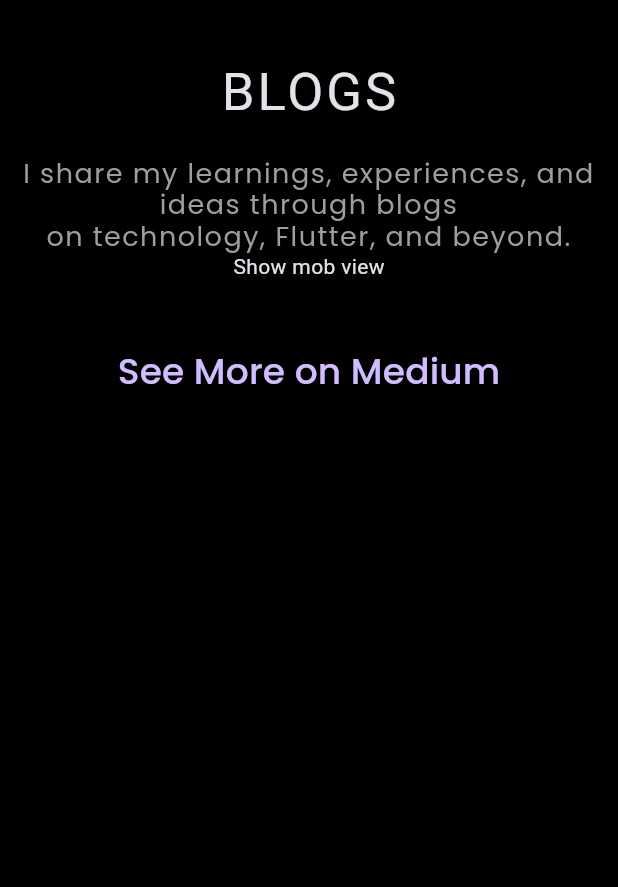
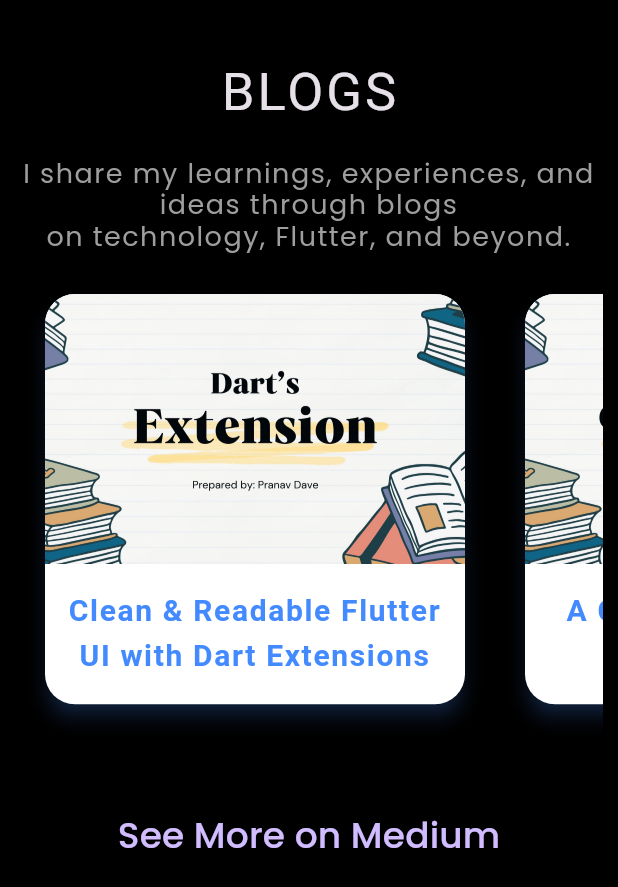
Before and after one commit to Pranav2918/MyPortfolio, a Flutter app: the Blogs widget shown alone on an empty page, opened directly, on a phone screen of 412 x 824 dp. Shown: the top 887 px of the screen. Run offline on Flutter 3.47's test engine with Material 3 defaults, Android fonts, the phone set to English and light mode, and no system bars; our stand-ins replace carousel_slider, flutter_svg, google_fonts.

Commit message:
created blogs view for small screens

```diff
--- a/lib/src/presentation/views/blogs/blogs.dart
+++ b/lib/src/presentation/views/blogs/blogs.dart
@@ -49,7 +49,7 @@
                         ),
                   ResponsiveScreenProvider.isDesktopScreen(context)
                       ? const LargeScreenBlogsView()
-                      : const Text("Show mob view"),
+                      : const SmallScreenBlogsView(),
                   const SizedBox(
                     height: 35.0,
                   ),
@@ -67,7 +67,7 @@
                   ),
                 ],
               ),
-            )
+            ),
           ],
         ),
       );
@@ -79,7 +79,7 @@
   @override
   Widget build(BuildContext context) => Center(
         child: Container(
-        height: Sizer.screenHeight * 0.52,
+          height: Sizer.screenHeight * 0.55,
           width: double.infinity,
           margin: EdgeInsets.symmetric(horizontal: Sizer.screenWidth * 0.09),
           child: ScrollConfiguration(
@@ -93,8 +93,42 @@
               scrollDirection: Axis.horizontal,
               itemCount: blogs.length,
               itemBuilder: (context, index) => Padding(
-              padding:
-              const EdgeInsets.symmetric(horizontal: 16.0, vertical: 24.0),
+                padding: const EdgeInsets.symmetric(
+                  horizontal: 16.0,
+                  vertical: 24.0,
+                ),
+                child: _HoverBlogCard(blog: blogs[index]),
+              ),
+            ),
+          ),
+        ),
+      );
+}
+
+class SmallScreenBlogsView extends StatelessWidget {
+  const SmallScreenBlogsView({super.key});
+
+  @override
+  Widget build(BuildContext context) => Center(
+        child: Container(
+          height: Sizer.screenHeight * 0.40,
+          width: double.infinity,
+          margin: const EdgeInsets.symmetric(horizontal: 10.0),
+          child: ScrollConfiguration(
+            behavior: ScrollConfiguration.of(context).copyWith(
+              dragDevices: {
+                PointerDeviceKind.touch,
+                PointerDeviceKind.mouse,
+              },
+            ),
+            child: ListView.builder(
+              scrollDirection: Axis.horizontal,
+              itemCount: blogs.length,
+              itemBuilder: (context, index) => Padding(
+                padding: const EdgeInsets.symmetric(
+                  horizontal: 16.0,
+                  vertical: 24.0,
+                ),
                 child: _HoverBlogCard(blog: blogs[index]),
               ),
             ),
@@ -105,6 +139,7 @@
 
 class _HoverBlogCard extends StatefulWidget {
   const _HoverBlogCard({required this.blog});
+
   final BlogModel blog;
 
   @override
@@ -131,6 +166,16 @@
               borderRadius: BorderRadius.circular(20.0),
             ),
             color: Colors.white,
+            child: InkWell(
+              onTap: () async {
+                try {
+                  await launchURL(
+                    widget.blog.redirectUrl,
+                  );
+                } catch (e) {
+                  debugPrint('Error launching URL: $e');
+                }
+              },
               child: SizedBox(
                 width: 280,
                 child: Column(
@@ -152,7 +197,8 @@
                       child: Text(
                         widget.blog.title,
                         textAlign: TextAlign.center,
-                    style: Theme.of(context).textTheme.titleMedium!.copyWith(
+                        style:
+                            Theme.of(context).textTheme.titleMedium!.copyWith(
                                   fontSize: 20,
                                   fontWeight: FontWeight.w600,
                                   color: Colors.blueAccent,
@@ -166,5 +212,6 @@
               ),
             ),
           ),
+        ),
       );
 }
--- a/lib/src/presentation/views/project/projects.dart
+++ b/lib/src/presentation/views/project/projects.dart
@@ -58,7 +58,7 @@
                           ),
                         ),
                   options: CarouselOptions(
-                    height: Sizer.screenHeight * 0.50,
+                    height: ResponsiveScreenProvider.isDesktopScreen(context) ? Sizer.screenHeight * 0.50 : Sizer.screenHeight * 0.40,
                     enlargeCenterPage: true,
                     viewportFraction:
                         ResponsiveScreenProvider.isDesktopScreen(context)
```
Lines whose indentation alone changed are shown as unchanged.
